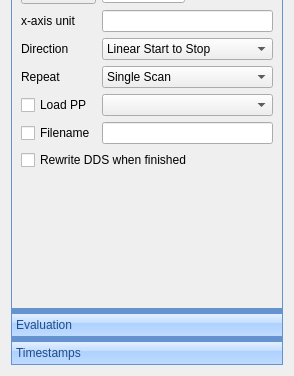
Before: the Qt Designer form ui/ScanControlUi.ui in MonroeQuantumNetworks/IonControl, drawn with Qt 5; both pictures show x 0 to 294 and y 207 to 583 of the 294 by 583 pixel window.
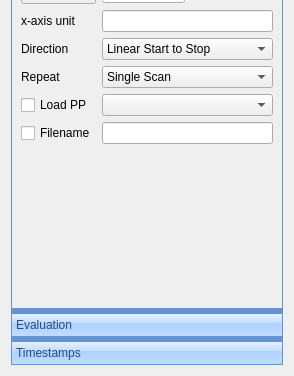
After: the same form once the commit is applied. Icons and pictures are not drawn. Custom widgets are drawn as their Qt base class.

Commit message: Always rewrite DDS when done and remove the Rewrite DDS when done selection

Patch:
```diff
--- a/ui/ScanControlUi.ui
+++ b/ui/ScanControlUi.ui
@@ -373,16 +373,6 @@
          </item>
         </layout>
        </item>
-       <item>
-        <widget class="QCheckBox" name="rewriteDDSCheckBox">
-         <property name="toolTip">
-          <string>&lt;html&gt;&lt;head/&gt;&lt;body&gt;&lt;p&gt;Apply DDS settings from Main Ui after sequence is finished&lt;/p&gt;&lt;/body&gt;&lt;/html&gt;</string>
-         </property>
-         <property name="text">
-          <string>Rewrite DDS when finished</string>
-         </property>
-        </widget>
-       </item>
        <item>
         <spacer name="verticalSpacer">
          <property name="orientation">
```
Left out of the diff: 9 changed lines with no effect on the pictures. The commit also changes 2 other files.
